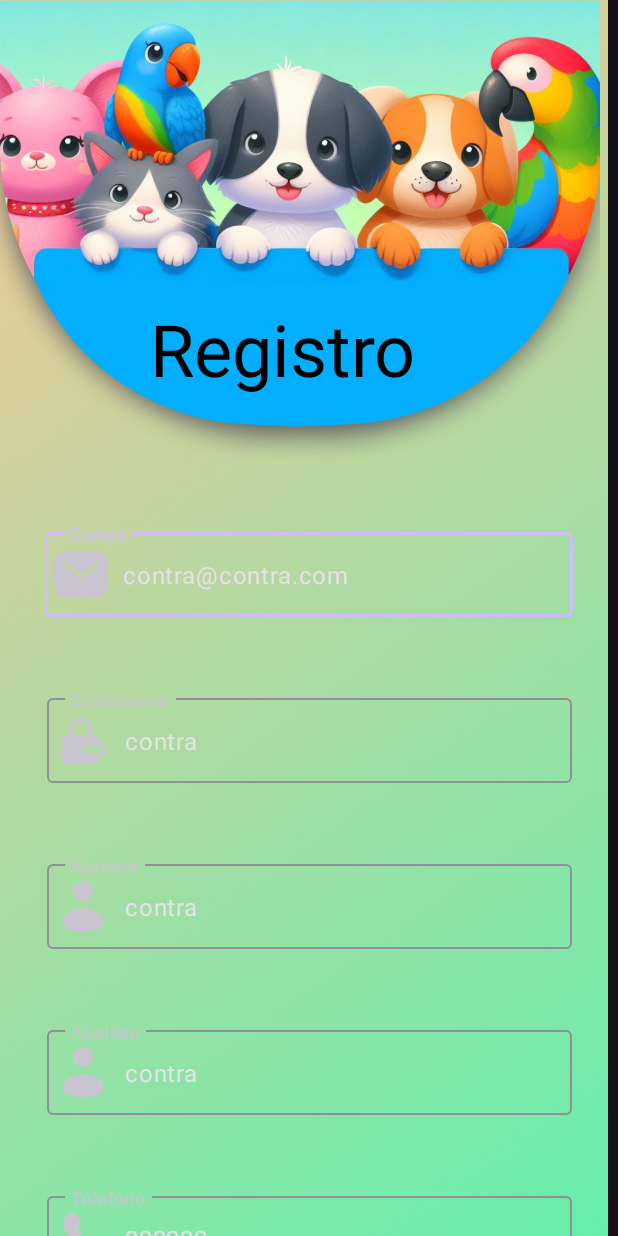
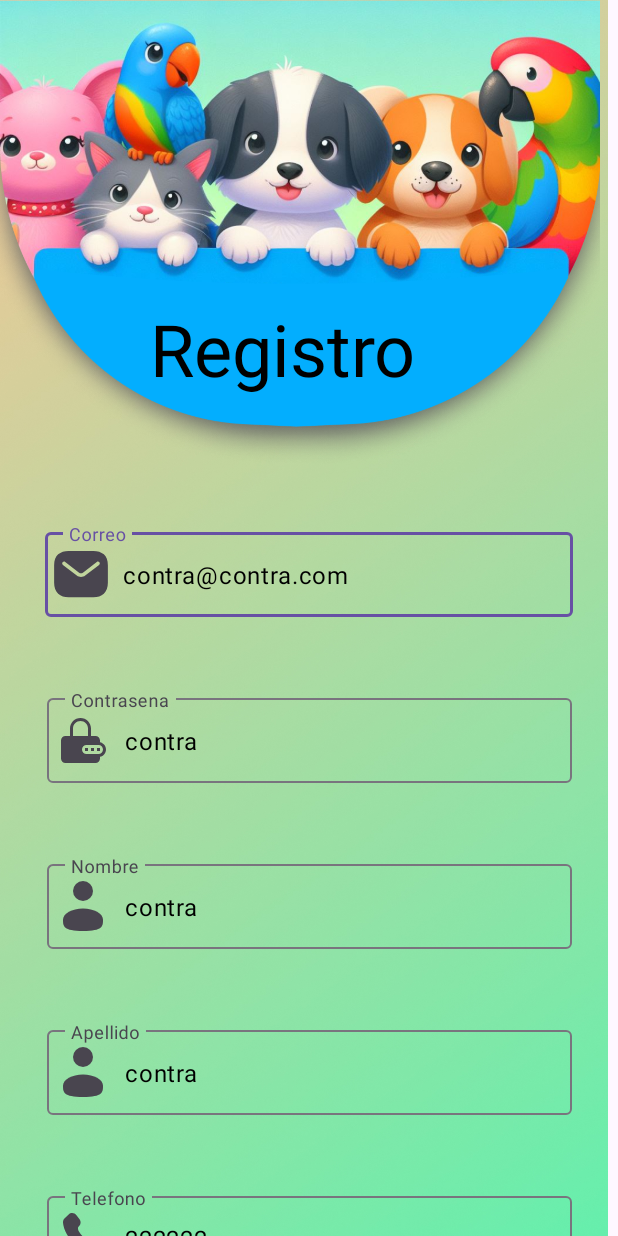
Before and after one commit to MartinPanelo/Animalogistics, an Android app: the RegistroActivity screen opened directly, with no data from a screen before it, on a phone screen of 412 x 824 dp. Run offline under Robolectric (Android 15) with nearby library versions, the phone set to English and light mode, and no system bars.

Commit message:
corecciones en el tema global de la APP

```diff
--- a/app/src/main/AndroidManifest.xml
+++ b/app/src/main/AndroidManifest.xml
@@ -36,7 +36,7 @@
         <activity
             android:name=".UI.auth.registro.RegistroActivity"
             android:exported="false"
-            android:theme="@style/Theme.Material3.Dark.NoActionBar"/>
+            android:theme="@style/Theme.Animalogistics"/>
 
         <meta-data
             android:name="com.google.android.geo.API_KEY"
@@ -54,7 +54,7 @@
         <activity
             android:name=".MainActivity"
             android:exported="true"
-            android:theme="@style/Theme.Material3.Dark.NoActionBar">
+            android:theme="@style/Theme.Animalogistics">
         </activity>
     </application>
 
--- a/app/src/main/java/com/finallabtres/animalogistics/UI/noticia/listar/NoticiaAdapter.java
+++ b/app/src/main/java/com/finallabtres/animalogistics/UI/noticia/listar/NoticiaAdapter.java
@@ -58,7 +58,7 @@ public class NoticiaAdapter extends RecyclerView.Adapter<NoticiaAdapter.ViewHold
                 .load(/*API.URLBASE + */listaNoticias.get(position).getBannerUrl())
                 .diskCacheStrategy(DiskCacheStrategy.ALL)
                 .fitCenter()
-                .override(210,238)
+                .override(150, 150)
                 .into(holder.imagen);
 
     }
--- a/app/src/main/res/layout/activity_registro.xml
+++ b/app/src/main/res/layout/activity_registro.xml
@@ -1,28 +1,13 @@
 <?xml version="1.0" encoding="utf-8"?>
-<!--
-  Copyright 2020 The Android Open Source Project
 
-  Licensed under the Apache License, Version 2.0 (the "License");
-  you may not use this file except in compliance with the License.
-  You may obtain a copy of the License at
-
-     https://www.apache.org/licenses/LICENSE-2.0
-
-  Unless required by applicable law or agreed to in writing, software
-  distributed under the License is distributed on an "AS IS" BASIS,
-  WITHOUT WARRANTIES OR CONDITIONS OF ANY KIND, either express or implied.
-  See the License for the specific language governing permissions and
-  limitations under the License.
-  -->
-<androidx.coordinatorlayout.widget.CoordinatorLayout xmlns:android="http://schemas.android.com/apk/res/android"
+<androidx.coordinatorlayout.widget.CoordinatorLayout
+    xmlns:android="http://schemas.android.com/apk/res/android"
     xmlns:app="http://schemas.android.com/apk/res-auto"
     xmlns:tools="http://schemas.android.com/tools"
     android:id="@+id/coordinator"
     android:layout_width="match_parent"
-    android:layout_height="match_parent"
-    android:fitsSystemWindows="true">
-
-
+    android:layout_height="match_parent">
+   <!-- android:fitsSystemWindows="true"-->
 
 
     <ImageView
@@ -83,7 +68,7 @@
                 android:translationY="0dp" />
 
 
-<!--            <androidx.appcompat.widget.Toolbar
+            <!--            <androidx.appcompat.widget.Toolbar
                 android:layout_width="match_parent"
                 android:layout_height="wrap_content"
                 app:navigationIcon="@drawable/baseline_settings_24">
@@ -109,7 +94,7 @@
                 app:layout_collapseMode="pin"
                 app:title="Registro"
 
-               >
+                >
 
 
             </androidx.appcompat.widget.Toolbar>
--- a/app/src/main/res/layout/formularioregistro.xml
+++ b/app/src/main/res/layout/formularioregistro.xml
@@ -24,7 +24,9 @@
             android:id="@+id/TECorreo"
             android:layout_width="match_parent"
             android:layout_height="wrap_content"
-            android:text="contra@contra.com" />
+            android:text="contra@contra.com"
+            android:textColor="#000000"
+            android:textColorHighlight="#000000" />
 
     </com.google.android.material.textfield.TextInputLayout>
 
@@ -45,7 +47,9 @@
             android:id="@+id/TEContrasena"
             android:layout_width="match_parent"
             android:layout_height="wrap_content"
-            android:text="contra" />
+            android:text="contra"
+            android:textColor="#000000"
+            android:textColorHighlight="#000000" />
 
     </com.google.android.material.textfield.TextInputLayout>
 
@@ -66,7 +70,9 @@
             android:id="@+id/TENombre"
             android:layout_width="match_parent"
             android:layout_height="wrap_content"
-            android:text="contra" />
+            android:text="contra"
+            android:textColor="#000000"
+            android:textColorHighlight="#000000" />
 
     </com.google.android.material.textfield.TextInputLayout>
 
@@ -87,7 +93,9 @@
             android:id="@+id/TEApellido"
             android:layout_width="match_parent"
             android:layout_height="wrap_content"
-            android:text="contra" />
+            android:text="contra"
+            android:textColor="#000000"
+            android:textColorHighlight="#000000" />
 
     </com.google.android.material.textfield.TextInputLayout>
 
@@ -107,7 +115,9 @@
         <com.google.android.material.textfield.TextInputEditText
             android:layout_width="match_parent"
             android:layout_height="wrap_content"
-            android:text="222222" />
+            android:text="222222"
+            android:textColor="#000000"
+            android:textColorHighlight="#000000" />
 
     </com.google.android.material.textfield.TextInputLayout>
 
@@ -128,7 +138,9 @@
             android:id="@+id/TEDNI"
             android:layout_width="match_parent"
             android:layout_height="wrap_content"
-            android:text="111111" />
+            android:text="111111"
+            android:textColor="#000000"
+            android:textColorHighlight="#000000" />
 
     </com.google.android.material.textfield.TextInputLayout>
 
--- a/app/src/main/res/values/styles.xml
+++ b/app/src/main/res/values/styles.xml
@@ -15,6 +15,11 @@
         <item name="cornerSize">50%</item>
     </style>
 
+    <style name="fotopuntaredonda" parent="">
+        <item name="cornerFamily">rounded</item>
+        <item name="cornerSize">20%</item>
+    </style>
+
 
     <style name="Chip" parent="Widget.MaterialComponents.Chip.Filter">
         <item name="chipStrokeColor">#C11526</item>
--- a/app/src/main/res/values/themes.xml
+++ b/app/src/main/res/values/themes.xml
@@ -12,8 +12,4 @@
 
     <style name="Theme.Animalogistics.PopupOverlay" parent="ThemeOverlay.Material3.Light" />
 
-
-    <style name="Theme.Animalogistics.chipi" parent="Base.Theme.Animalogistics">
-        <item name="chipStyle">@style/Chip</item>
-    </style>
 </resources>
```
Also changed, not shown: app/src/main/res/layout/item_noticia.xml (+12 -3 lines).
